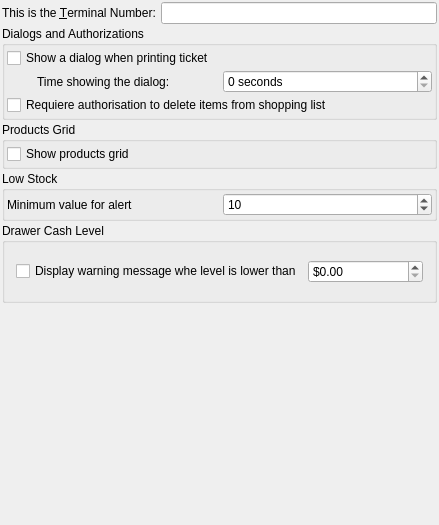
Qt form src/ui/prefs_base.ui (miguelchavez/lemonpos) before a commit.
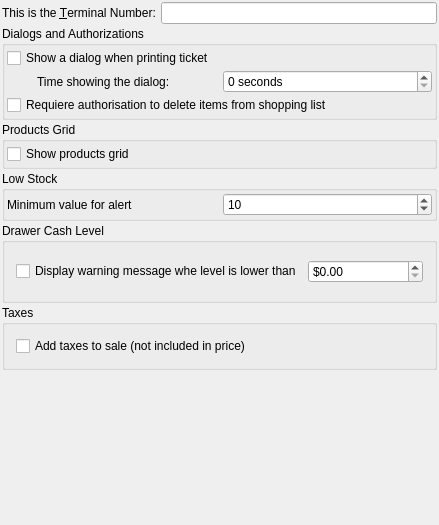
The same form after that commit.

Diff of the .ui file:
```diff
--- a/src/ui/prefs_base.ui
+++ b/src/ui/prefs_base.ui
@@ -193,6 +193,22 @@
      </layout>
     </widget>
    </item>
+   <item>
+    <widget class="QGroupBox" name="groupTax">
+     <property name="title">
+      <string>Taxes</string>
+     </property>
+     <layout class="QVBoxLayout" name="verticalLayout_4">
+      <item>
+       <widget class="QCheckBox" name="kcfg_addTax">
+        <property name="text">
+         <string>Add taxes to sale (not included in price)</string>
+        </property>
+       </widget>
+      </item>
+     </layout>
+    </widget>
+   </item>
    <item>
     <spacer>
      <property name="orientation">
```
